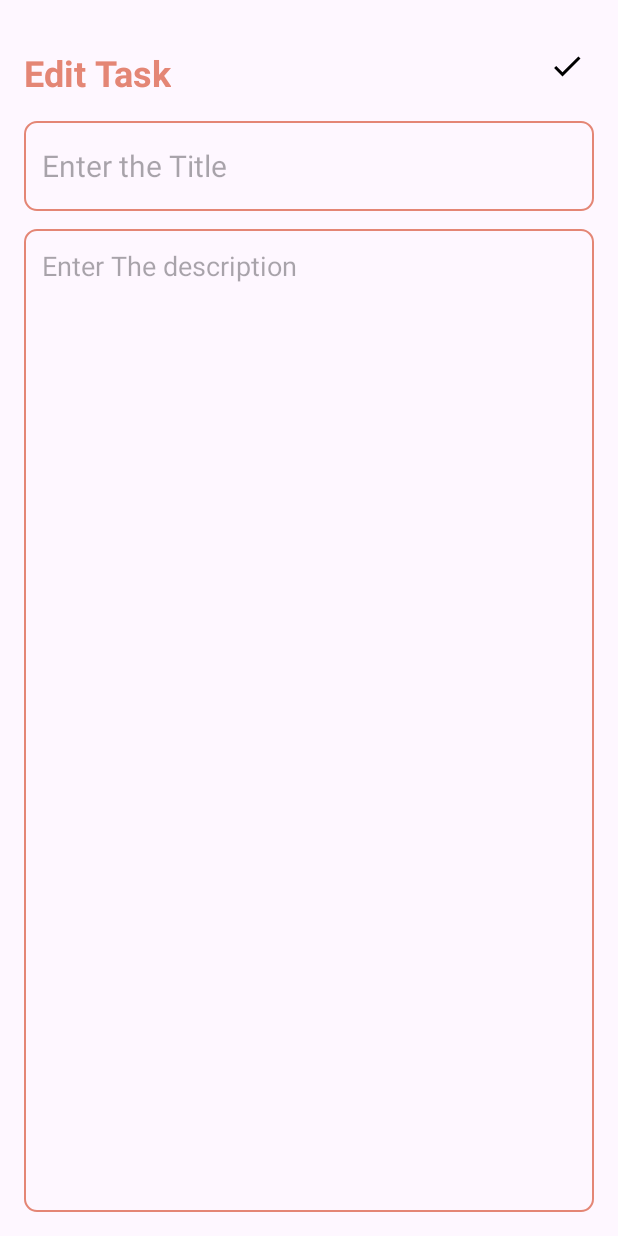
After one commit to Ishara-Sewwandi/DoIt, an Android app: the UpdateActivity screen opened directly, with no data from a screen before it, on a phone screen of 412 x 824 dp. The commit adds this screen. Run offline under Robolectric (Android 15) with nearby library versions, the phone set to English and light mode, and no system bars; 1 statement that could not run was skipped.

Commit message:
implemented update functionality

```diff
--- a/app/src/main/AndroidManifest.xml
+++ b/app/src/main/AndroidManifest.xml
@@ -12,6 +12,9 @@
         android:supportsRtl="true"
         android:theme="@style/Theme.Doit"
         tools:targetApi="31">
+        <activity
+            android:name=".UpdateActivity"
+            android:exported="false" />
         <activity
             android:name=".AddTask"
             android:exported="false" />
--- /dev/null
+++ b/app/src/main/java/com/example/doit/UpdateActivity.kt
@@ -0,0 +1,41 @@
+package com.example.doit
+
+import androidx.appcompat.app.AppCompatActivity
+import android.os.Bundle
+import android.widget.Toast
+import com.example.doit.databinding.ActivityUpdateBinding
+
+class UpdateActivity : AppCompatActivity() {
+
+    private lateinit var  binding: ActivityUpdateBinding
+    private lateinit var db: TaskDatabase
+    private var taskId: Int = -1
+
+    override fun onCreate(savedInstanceState: Bundle?) {
+        super.onCreate(savedInstanceState)
+        binding = ActivityUpdateBinding.inflate(layoutInflater)
+        setContentView(binding.root)
+
+        db = TaskDatabase(this)
+
+        //receive data
+        taskId = intent.getIntExtra("task_id",-1)
+        if (taskId == -1){
+            finish()
+            return
+        }
+
+        val task = db.getTaskByID(taskId)
+        binding.updateTitle.setText(task.title)
+        binding.updateContent.setText(task.content)
+
+        binding.updatesavebtn.setOnClickListener{
+            val newTitle = binding.updateTitle.text.toString()
+            val newContent = binding.updateContent.text.toString()
+            val updatedTask = Task(taskId, newTitle,newContent)
+            db.updateTask(updatedTask)
+            finish()
+            Toast.makeText(this, "changes Saved", Toast.LENGTH_SHORT).show()
+        }
+    }
+}
--- /dev/null
+++ b/app/src/main/res/drawable/baseline_edit_24.xml
@@ -0,0 +1,5 @@
+<vector android:height="24dp" android:tint="#000000"
+    android:viewportHeight="24" android:viewportWidth="24"
+    android:width="24dp" xmlns:android="http://schemas.android.com/apk/res/android">
+    <path android:fillColor="@android:color/white" android:pathData="M3,17.25V21h3.75L17.81,9.94l-3.75,-3.75L3,17.25zM20.71,7.04c0.39,-0.39 0.39,-1.02 0,-1.41l-2.34,-2.34c-0.39,-0.39 -1.02,-0.39 -1.41,0l-1.83,1.83 3.75,3.75 1.83,-1.83z"/>
+</vector>
--- /dev/null
+++ b/app/src/main/res/layout/activity_update.xml
@@ -0,0 +1,56 @@
+<?xml version="1.0" encoding="utf-8"?>
+<RelativeLayout
+    xmlns:android="http://schemas.android.com/apk/res/android"
+    xmlns:app="http://schemas.android.com/apk/res-auto"
+    xmlns:tools="http://schemas.android.com/tools"
+    android:layout_width="match_parent"
+    android:layout_height="match_parent"
+    android:orientation="vertical"
+    android:padding="16dp"
+    tools:context=".UpdateActivity">
+
+    <TextView
+        android:id="@+id/editTaskHeading"
+        android:layout_width="wrap_content"
+        android:layout_height="wrap_content"
+        android:layout_alignParentTop="true"
+        android:layout_marginTop="16dp"
+        android:text="Edit Task"
+        android:textSize="24sp"
+        android:textStyle="bold"
+        android:textColor="@color/brown"/>
+
+    <ImageView
+        android:id="@+id/updatesavebtn"
+        android:layout_width="wrap_content"
+        android:layout_height="wrap_content"
+        android:src="@drawable/baseline_done_24"
+        android:layout_alignParentEnd="true"
+        android:layout_alignTop="@+id/editTaskHeading"
+        android:layout_marginEnd="6dp" />
+
+    <EditText
+        android:id="@+id/updateTitle"
+        android:layout_width="match_parent"
+        android:layout_height="60dp"
+        android:hint="Enter the Title"
+        android:padding="12dp"
+        android:textSize="20sp"
+        android:layout_below="@id/editTaskHeading"
+        android:background="@drawable/brown_border"
+        android:layout_marginTop="16dp"
+        android:maxLines="1"/>
+
+    <EditText
+        android:id="@+id/updateContent"
+        android:layout_width="match_parent"
+        android:layout_height="match_parent"
+        android:hint="Enter The description"
+        android:gravity="top"
+        android:padding="12dp"
+        android:textSize="18sp"
+        android:background="@drawable/brown_border"
+        android:layout_below="@id/updateTitle"
+        android:layout_marginTop="12dp"/>
+
+</RelativeLayout>
```
Also changed, not shown: app/src/main/java/com/example/doit/TaskDatabase.kt (+28 -0 lines), app/src/main/java/com/example/doit/TasksAdapter.kt (+10 -0 lines), app/src/main/res/layout/task_item.xml (+7 -0 lines).
